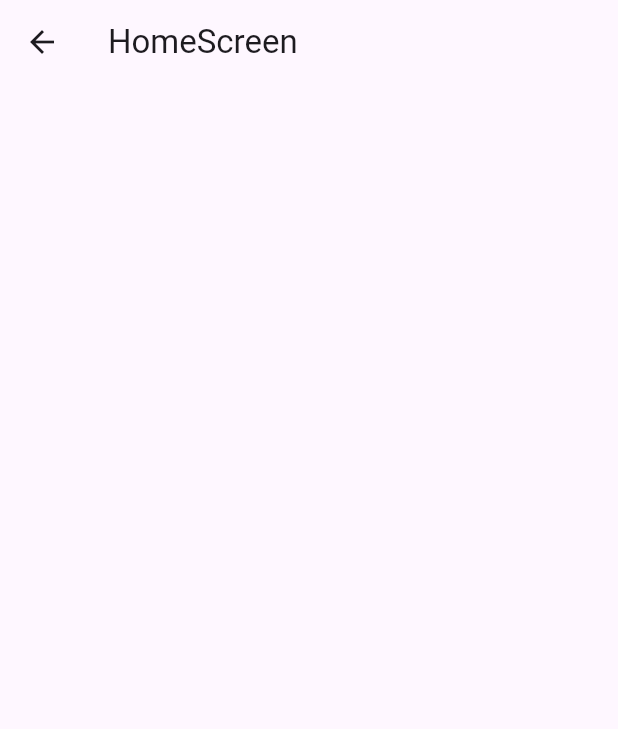
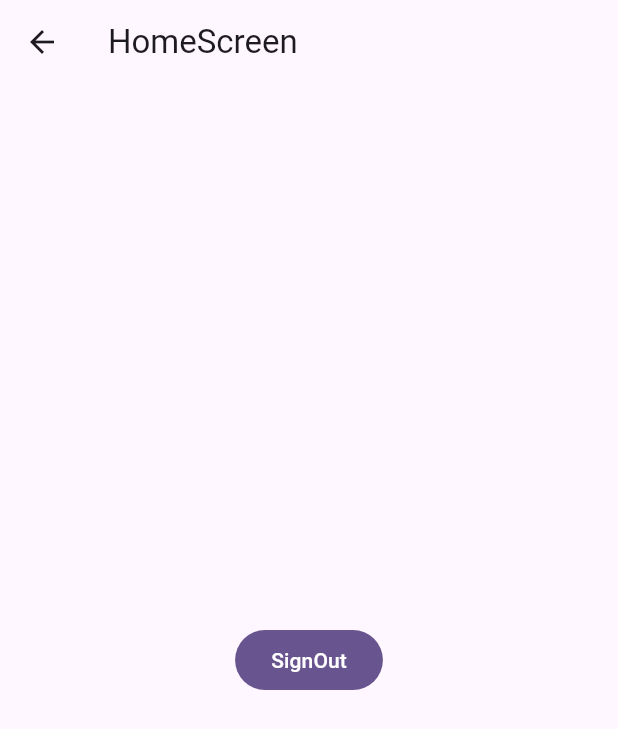
Before and after one commit to edisaiassan/the_movie_db_flutter, a Flutter app: the HomeScreen screen opened by its route, on a phone screen of 412 x 824 dp. Shown: the top 729 px of the screen. Run offline on Flutter 3.47's test engine with Material 2 defaults, Android fonts, the phone set to English and light mode, and no system bars; our stand-ins replace connectivity_plus, flutter_secure_storage; accounts and stored records are empty.

```diff
--- a/lib/src/data/repositories_implementation/connectivity_repository_impl.dart
+++ b/lib/src/data/repositories_implementation/connectivity_repository_impl.dart
@@ -8,7 +8,7 @@ class ConnectivityRepositoryImpl implements ConnectivityRepository {
   final InternetChecker _internetChecker;
 
   @override
-  Future<bool>? get hasInternet async {
+  Future<bool> get hasInternet async {
     final result = await _connectivity.checkConnectivity();
     if (result == ConnectivityResult.none) {
       return false;
--- a/lib/src/domain/repositories/authentication_repository.dart
+++ b/lib/src/domain/repositories/authentication_repository.dart
@@ -5,5 +5,6 @@ import 'package:the_movie_db/src/domain/models/user.dart';
 abstract class AuthenticationRepository {
   Future<bool> get isSignedIn;
   Future<User?> getUserData();
+  Future<void> signOut();
   Future<Either<SignInFailure, User>> signIn(String username, String password);
 }
--- a/lib/src/domain/repositories/connectivity_repository.dart
+++ b/lib/src/domain/repositories/connectivity_repository.dart
@@ -1,3 +1,3 @@
 abstract class ConnectivityRepository {
-  Future<bool>? get hasInternet;
+  Future<bool> get hasInternet;
 }
--- a/lib/src/presentation/pages/home/screens/home_screen.dart
+++ b/lib/src/presentation/pages/home/screens/home_screen.dart
@@ -1,4 +1,6 @@
 import 'package:flutter/material.dart';
+import 'package:the_movie_db/main.dart';
+import 'package:the_movie_db/src/presentation/routes/routes.dart';
 
 class HomeScreen extends StatelessWidget {
   const HomeScreen({super.key});
@@ -9,6 +11,15 @@ class HomeScreen extends StatelessWidget {
       appBar: AppBar(
         title: const Text('HomeScreen'),
       ),
+      body: Center(
+        child: FilledButton(
+          onPressed: () {
+            Injector.of(context).authenticationRepository.signOut();
+            Navigator.pushReplacementNamed(context, Routes.splash);
+          },
+          child: const Text('SignOut'),
+        ),
+      ),
     );
   }
 }
--- a/lib/src/presentation/routes/app_routes.dart
+++ b/lib/src/presentation/routes/app_routes.dart
@@ -8,6 +8,6 @@ import 'package:the_movie_db/src/presentation/routes/routes.dart';
 Map<String, Widget Function(BuildContext)> get appRoutes => {
   Routes.splash: (context) => const SplashScreen(),
   Routes.offline: (context) => const OfflineScreen(),
-  Routes.signin: (context) => const SignInScreen(),
+  Routes.signIn: (context) => const SignInScreen(),
   Routes.home: (context) => const HomeScreen(),
 };
--- a/lib/src/presentation/routes/routes.dart
+++ b/lib/src/presentation/routes/routes.dart
@@ -4,5 +4,5 @@ class Routes{
   static const splash = '/splash';
   static const home = '/home';
   static const offline = '/offline';
-  static const signin = '/signin';
+  static const signIn = '/signin';
 }
```
Also changed, not shown: lib/src/data/repositories_implementation/authentication_repository_impl.dart (+7 -1 lines), lib/src/presentation/pages/splash/screens/splash_screen.dart (+17 -23 lines).
